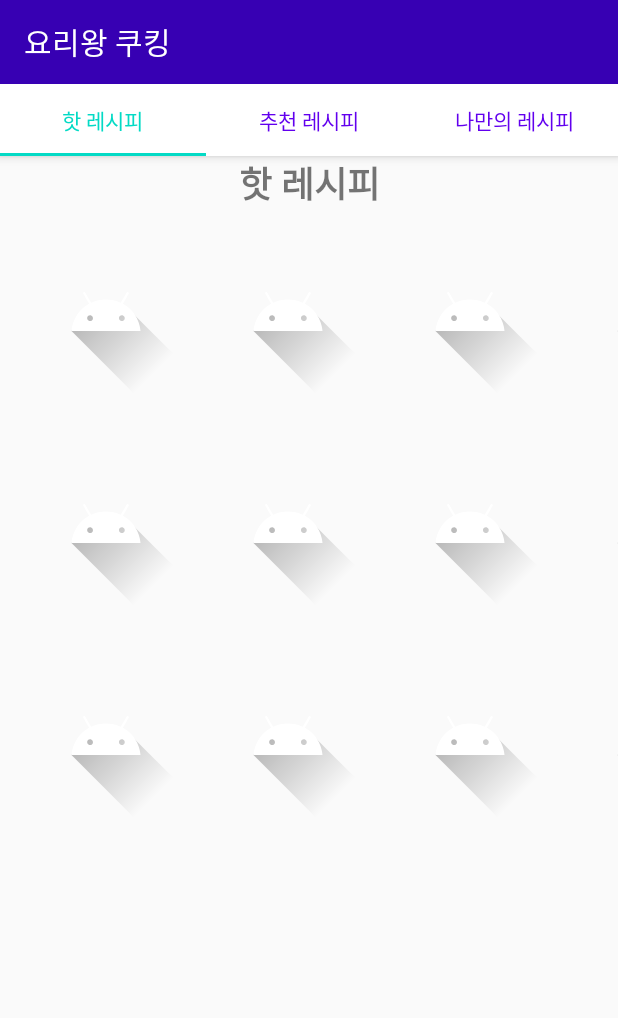
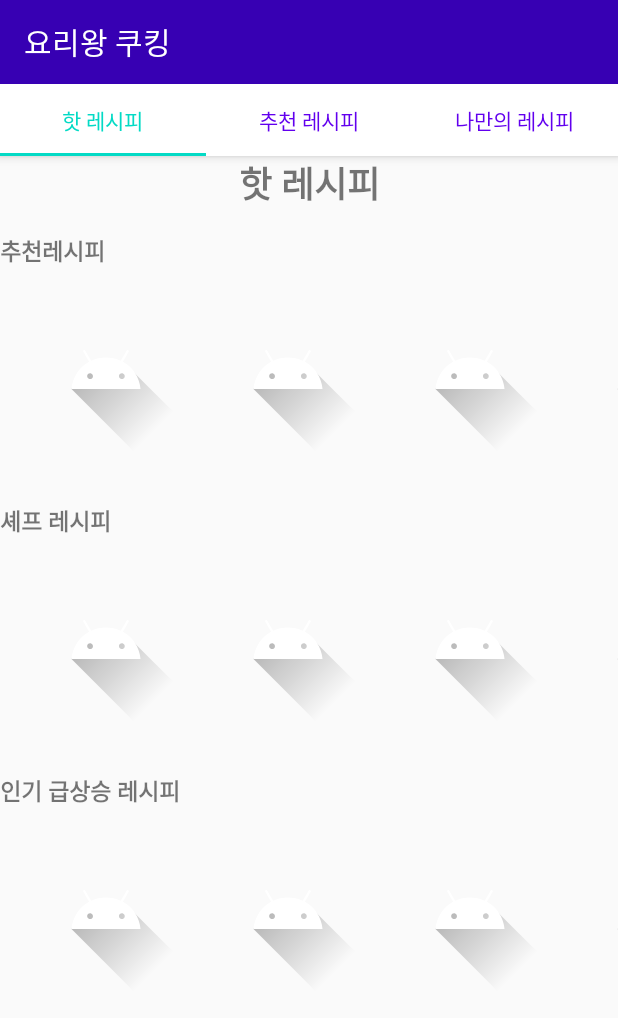
Before and after one commit to Mobile-Programming-Team-Project/Cooking-King-CooKing, an Android app: the screen it shows after launch (MainActivity), on a phone screen of 412 x 824 dp. Shown: the top 1018 px of the screen. Run offline under Robolectric (Android 15) with nearby library versions, the light colour scheme and no system bars.

Commit message:
뼈대 작업
뼈대 작업 추가입니다. 최초화면 UI에 대한 기본 뼈대 작업이 마무리 되면 Branch를 통한 본격적인 개발을 시작합니다. -JSY-

```diff
--- a/Code/CookingKingCooKing/app/build.gradle
+++ b/Code/CookingKingCooKing/app/build.gradle
@@ -1,7 +1,7 @@
 apply plugin: 'com.android.application'
 
 android {
-    compileSdkVersion 30
+    compileSdkVersion 29
     buildToolsVersion "30.0.2"
 
     defaultConfig {
--- a/Code/CookingKingCooKing/app/src/main/res/layout/fragment_menu1.xml
+++ b/Code/CookingKingCooKing/app/src/main/res/layout/fragment_menu1.xml
@@ -28,10 +28,25 @@
                 android:gravity="center"/>
 
 
+            <LinearLayout
+                android:id="@+id/recipeBox1"
+                android:layout_width="wrap_content"
+                android:layout_height="match_parent"
+                android:orientation="vertical">
+
+                <TextView
+                    android:id="@+id/recipeBox1Name"
+                    android:layout_width="wrap_content"
+                    android:layout_height="wrap_content"
+                    android:layout_marginTop="15dp"
+                    android:textSize="15dp"
+                    android:textStyle="bold"
+                    android:text="추천레시피"/>
+
                 <HorizontalScrollView
                     android:layout_width="wrap_content"
                     android:layout_height="match_parent"
-                android:id="@+id/recipeBox1">
+                    android:id="@+id/scroll1">
 
                     <LinearLayout
                         android:layout_width="match_parent"
@@ -41,13 +56,29 @@
                         android:id="@+id/recipe1">
                     </LinearLayout>
 
+                </HorizontalScrollView>
 
-            </HorizontalScrollView>
+            </LinearLayout>
+
+            <LinearLayout
+                android:id="@+id/recipeBox2"
+                android:layout_width="wrap_content"
+                android:layout_height="match_parent"
+                android:orientation="vertical">
+
+                <TextView
+                    android:id="@+id/recipeBox2Name"
+                    android:layout_width="wrap_content"
+                    android:layout_height="wrap_content"
+                    android:layout_marginTop="15dp"
+                    android:textSize="15dp"
+                    android:textStyle="bold"
+                    android:text="셰프 레시피"/>
 
                 <HorizontalScrollView
                     android:layout_width="wrap_content"
                     android:layout_height="match_parent"
-                android:id="@+id/recipeBox2">
+                    android:id="@+id/scroll2">
 
                     <LinearLayout
                         android:layout_width="match_parent"
@@ -59,10 +90,27 @@
 
                 </HorizontalScrollView>
 
+            </LinearLayout>
+
+            <LinearLayout
+                android:id="@+id/recipeBox3"
+                android:layout_width="wrap_content"
+                android:layout_height="match_parent"
+                android:orientation="vertical">
+
+                <TextView
+                    android:id="@+id/recipeBox3Name"
+                    android:layout_width="wrap_content"
+                    android:layout_height="wrap_content"
+                    android:layout_marginTop="15dp"
+                    android:textSize="15dp"
+                    android:textStyle="bold"
+                    android:text="인기 급상승 레시피"/>
+
                 <HorizontalScrollView
                     android:layout_width="wrap_content"
                     android:layout_height="match_parent"
-                android:id="@+id/recipeBox3">
+                    android:id="@+id/scroll3">
 
                     <LinearLayout
                         android:layout_width="match_parent"
@@ -76,6 +124,8 @@
 
             </LinearLayout>
 
+        </LinearLayout>
+
     </ScrollView>
 
 </LinearLayout>
```
Also changed, not shown: 1 other file. Lines whose indentation alone changed are shown as unchanged.
